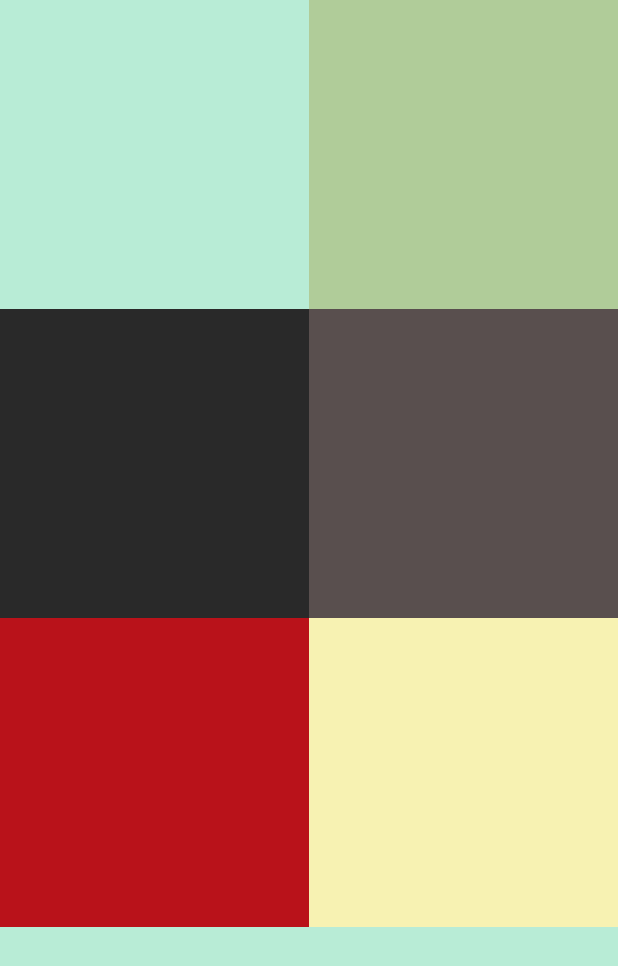
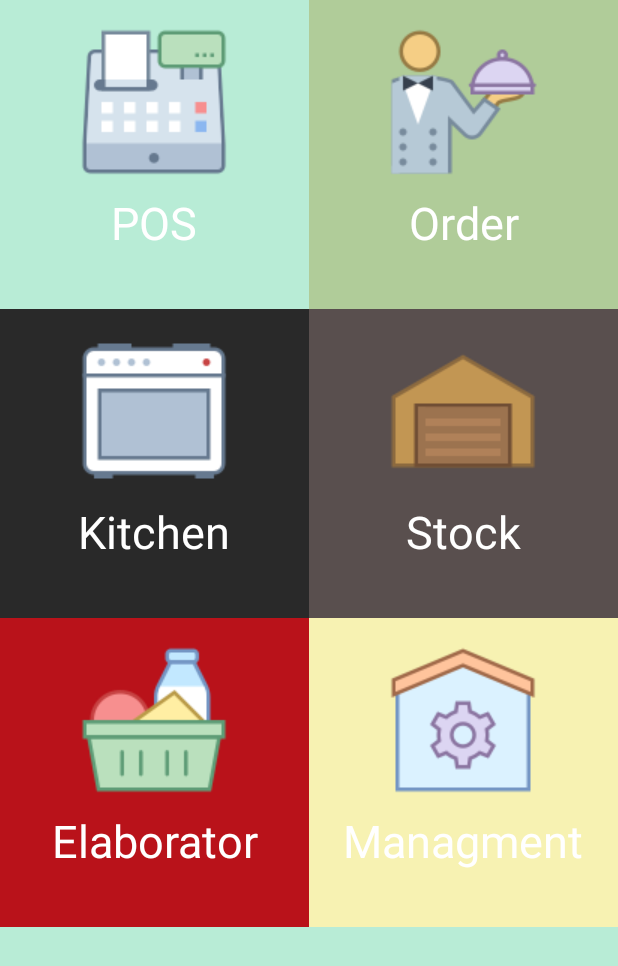
Before and after one commit to enricvelasco/Menu, an Android app: the screen it shows after launch (MainActivity), on a phone screen of 412 x 824 dp. Shown: the top 966 px of the screen. Run offline under Robolectric (Android 15) with nearby library versions, the phone set to English and light mode, and no system bars.

Commit message:
iconos ejemplo

```diff
--- a/app/src/main/java/com/example/enric/menu/MainActivity.java
+++ b/app/src/main/java/com/example/enric/menu/MainActivity.java
@@ -46,29 +46,29 @@ public class MainActivity extends AppCompatActivity {
 
         //MenuPrincipalItem[] books = new ArrayList;
         ArrayList<MenuPrincipalItem> books = new ArrayList<MenuPrincipalItem>();
-        MenuPrincipalItem b1 = new MenuPrincipalItem("menu1", "#B8ECD6");
+        MenuPrincipalItem b1 = new MenuPrincipalItem("POS", "#B8ECD6");
         b1.setTamanoHorizontal(width/2);
-        //b1.setImagen(R.drawable.ic_add_circle_black_48dp);
+        b1.setImagen(R.drawable.menu_pos_cash_register);
         books.add(b1);
-        MenuPrincipalItem b2 = new MenuPrincipalItem("menu2", "#B0CC99");
+        MenuPrincipalItem b2 = new MenuPrincipalItem("Order", "#B0CC99");
         b2.setTamanoHorizontal(width/2);
-        //b2.setImagen(R.drawable.ic_add_circle_black_48dp);
+        b2.setImagen(R.drawable.menu_order_camarero);
         books.add(b2);
-        MenuPrincipalItem b3 = new MenuPrincipalItem("menu3","#292929");
+        MenuPrincipalItem b3 = new MenuPrincipalItem("Kitchen","#292929");
         b3.setTamanoHorizontal(width/2);
-        //b3.setImagen(R.drawable.ic_add_circle_black_48dp);
+        b3.setImagen(R.drawable.menu_kitchen_cocina);
         books.add(b3);
-        MenuPrincipalItem b4 = new MenuPrincipalItem("menu4", "#594F4E");
+        MenuPrincipalItem b4 = new MenuPrincipalItem("Stock", "#594F4E");
         b4.setTamanoHorizontal(width/2);
-        //b4.setImagen(R.drawable.ic_add_circle_black_48dp);
+        b4.setImagen(R.drawable.menu_stock_hangar);
         books.add(b4);
-        MenuPrincipalItem b5 = new MenuPrincipalItem("menu5", "#B9121A");
+        MenuPrincipalItem b5 = new MenuPrincipalItem("Elaborator", "#B9121A");
         b5.setTamanoHorizontal(width/2);
-        //b5.setImagen(R.drawable.ic_add_circle_black_48dp);
+        b5.setImagen(R.drawable.menu_elaborator_ingredientes);
         books.add(b5);
-        MenuPrincipalItem b6 = new MenuPrincipalItem("menu6","#F7F2B2");
+        MenuPrincipalItem b6 = new MenuPrincipalItem("Managment","#F7F2B2");
         b6.setTamanoHorizontal(width/2);
-        //b6.setImagen(R.drawable.ic_add_circle_black_48dp);
+        b6.setImagen(R.drawable.menu_managment);
         books.add(b6);
 
         gridView = (GridView) findViewById(R.id.gridView1);
--- a/app/src/main/java/com/example/enric/menu/adapter/ImageAdapter.java
+++ b/app/src/main/java/com/example/enric/menu/adapter/ImageAdapter.java
@@ -11,6 +11,7 @@ import android.view.ViewGroup;
 import android.widget.BaseAdapter;
 import android.widget.FrameLayout;
 import android.widget.ImageView;
+import android.widget.RelativeLayout;
 import android.widget.TextView;
 
 import com.example.enric.menu.MenuPrincipalItem;
@@ -67,8 +68,10 @@ public class ImageAdapter extends BaseAdapter {
 		}
 
 		// 3
-		FrameLayout frame = convertView.findViewById(R.id.frameContenidoIconoMenu);
+		RelativeLayout frame = convertView.findViewById(R.id.frameContenidoIconoMenu);
 		final ImageView imageView = convertView.findViewById(R.id.grid_item_image);
+
+		TextView nombreMenu = convertView.findViewById(R.id.idNombreMenu);
 		//final TextView nameTextView = (TextView)convertView.findViewById(R.id.textview_book_name);
 		//final TextView authorTextView = (TextView)convertView.findViewById(R.id.textview_book_author);
 		//final ImageView imageViewFavorite = (ImageView)convertView.findViewById(R.id.imageview_favorite);
@@ -89,6 +92,8 @@ public class ImageAdapter extends BaseAdapter {
 		params.width = book.getTamanoHorizontal();
 		frame.setLayoutParams(params);
 
+		nombreMenu.setText(book.getNombre());
+
 		return convertView;
 	}
 
--- a/app/src/main/res/layout/mobile.xml
+++ b/app/src/main/res/layout/mobile.xml
@@ -1,10 +1,12 @@
 <?xml version="1.0" encoding="utf-8"?>
 <LinearLayout xmlns:android="http://schemas.android.com/apk/res/android"
-    android:orientation="vertical" android:layout_width="match_parent"
+    xmlns:tools="http://schemas.android.com/tools"
+    android:layout_width="match_parent"
     android:layout_height="match_parent"
-    android:gravity="center">
+    android:gravity="center"
+    android:orientation="vertical">
 
-    <FrameLayout
+    <RelativeLayout
         android:id="@+id/frameContenidoIconoMenu"
         android:layout_width="360px"
         android:layout_height="360px"
@@ -12,9 +14,24 @@
 
         <ImageView
             android:id="@+id/grid_item_image"
+            android:layout_width="100dp"
+            android:layout_height="100dp"
+            android:layout_alignParentTop="true"
+            android:layout_centerHorizontal="true"
+            android:layout_marginTop="18dp"
+            android:scaleType="center" />
+
+        <TextView
+            android:id="@+id/idNombreMenu"
             android:layout_width="match_parent"
-            android:layout_height="match_parent"
-            android:scaleType="centerCrop" />
-    </FrameLayout>
+            android:layout_height="wrap_content"
+            android:layout_alignParentStart="true"
+            android:layout_below="@+id/grid_item_image"
+            android:layout_marginTop="10dp"
+            android:text="TextView"
+            android:textAlignment="center"
+            android:textColor="@android:color/background_light"
+            android:textSize="30dip" />
+    </RelativeLayout>
 
 </LinearLayout>
```
Also changed, not shown: app/src/main/res/drawable/android_logo.jpg (deleted), app/src/main/res/drawable/blackberry_logo.jpg (deleted), app/src/main/res/drawable/ic_add_circle_black_48dp.png (deleted), app/src/main/res/drawable/icons8_advertisement_page.png (deleted), app/src/main/res/drawable/ios_logo.jpg (deleted), app/src/main/res/drawable/menu_elaborator_ingredientes.png (added), app/src/main/res/drawable/menu_kitchen_cocina.png (added), app/src/main/res/drawable/menu_managment.png (added), app/src/main/res/drawable/menu_order_camarero.png (added), app/src/main/res/drawable/menu_pos_cash_register.png (added), app/src/main/res/drawable/menu_stock_hangar.png (added), app/src/main/res/drawable/windows_logo.jpg (deleted).
